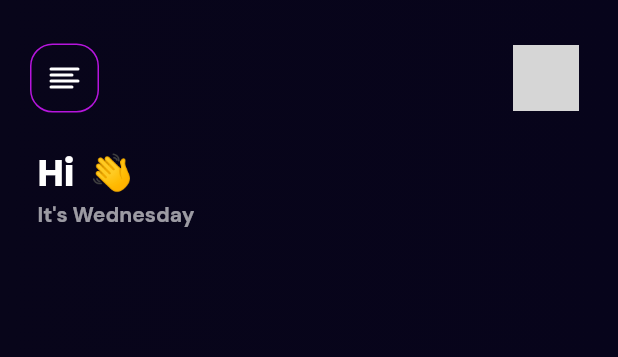
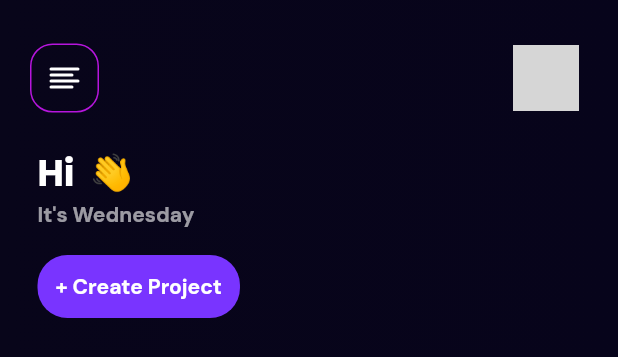
Before and after one commit to xanf-code/ShareFolio, a Flutter app: the HomeWidget widget shown alone on an empty page, opened directly, on a phone screen of 412 x 824 dp. Shown: the top 357 px of the screen. Run offline on Flutter 3.47's test engine with Material 2 defaults, Android fonts, the phone set to English and light mode, and no system bars; drawn by our look-alikes of avatar_glow; our stand-ins replace cached_network_image, cloud_firestore, firebase_auth, firebase_core, flutter_feather_icons, fluttertoast and 5 more; missing offline and left inert: floating_navbar, pop_bottom_menu; accounts and stored records are empty; network calls fail; grey boxes are pictures that could not be loaded.

```diff
--- a/lib/Pages/HomePage/Widget/HomePage_home.dart
+++ b/lib/Pages/HomePage/Widget/HomePage_home.dart
@@ -40,6 +40,8 @@ class HomeWidget extends StatelessWidget {
               MainAppBar(
                 image: snapshot.data.profileImage,
                 userName: snapshot.data.name,
+                uid: snapshot.data.uid,
+                email: snapshot.data.email,
               ),
               WelcomeText(
                 userName: snapshot.data.name,
--- a/lib/Pages/HomePage/Widget/welcome_widget.dart
+++ b/lib/Pages/HomePage/Widget/welcome_widget.dart
@@ -1,3 +1,4 @@
+import 'package:flutter/cupertino.dart';
 import 'package:flutter/material.dart';
 import 'package:google_fonts/google_fonts.dart';
 import 'package:intl/intl.dart';
@@ -32,6 +33,25 @@ class WelcomeText extends StatelessWidget {
               //fontSize: 38,
             ),
           ),
+          SizedBox(
+            height: 18,
+          ),
+          Container(
+            decoration: BoxDecoration(
+              color: Color(0xFF7934ff),
+              borderRadius: BorderRadius.circular(20),
+            ),
+            child: Padding(
+              padding: const EdgeInsets.all(12.0),
+              child: Text(
+                "+ Create Project",
+                style: GoogleFonts.dmSans(
+                  color: Colors.white,
+                  fontWeight: FontWeight.bold,
+                ),
+              ),
+            ),
+          ),
         ],
       ),
     );
--- a/lib/Widget/HomePage/appBar.dart
+++ b/lib/Widget/HomePage/appBar.dart
@@ -9,7 +9,10 @@ import 'package:my_app/Services/GeneralFunctions/pop_up_menu.dart';
 class MainAppBar extends StatelessWidget {
   final String image;
   final String userName;
-  const MainAppBar({Key key, this.image, this.userName}) : super(key: key);
+  final String email;
+  final String uid;
+  const MainAppBar({Key key, this.image, this.userName, this.email, this.uid})
+      : super(key: key);
   @override
   Widget build(BuildContext context) {
     return Container(
@@ -54,7 +57,12 @@ class MainAppBar extends StatelessWidget {
                   Navigator.push(
                     context,
                     MaterialPageRoute(
-                      builder: (context) => ProfilePage(),
+                      builder: (context) => ProfilePage(
+                        name: userName,
+                        email: email,
+                        image: image,
+                        uid: uid,
+                      ),
                     ),
                   );
                 },
--- a/pubspec.yaml
+++ b/pubspec.yaml
@@ -44,6 +44,7 @@ dependencies:
       url: https://github.com/xanf-code/floating_navbar.git
   intl:
   pop_bottom_menu: ^1.0.0
+  fluttertoast: ^7.1.6
 
 dev_dependencies:
   flutter_test:
```
Also changed, not shown: lib/Pages/Profile/ProfileLevels/profileLevel_1.dart (added, +98 -0 lines), lib/Pages/Profile/ProfileLevels/profileLevel_2.dart (added, +79 -0 lines), lib/Pages/Profile/profile.dart (+33 -3 lines), pubspec.lock.
